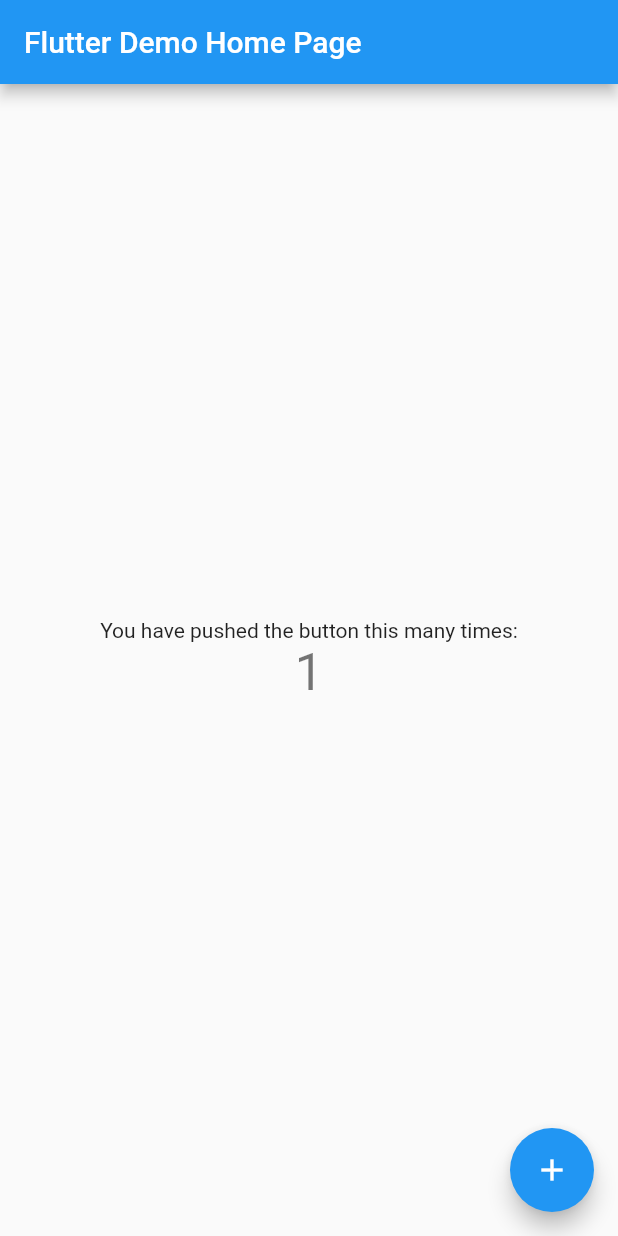
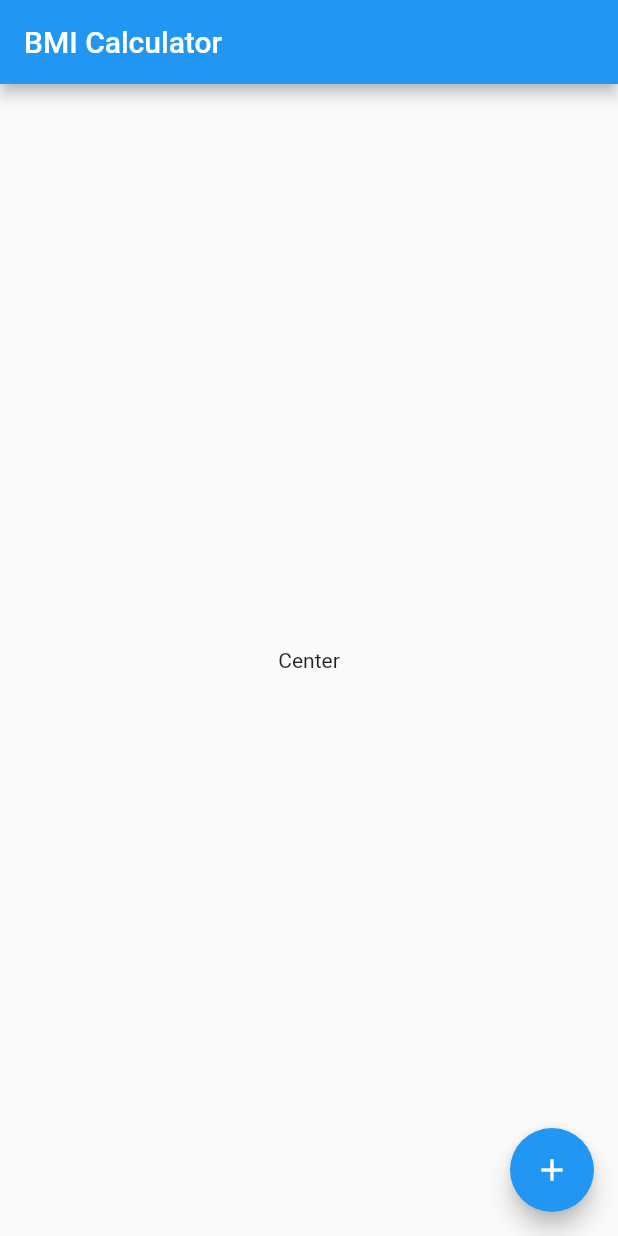
Before and after one commit to ikemous/learning-flutter, a Flutter app: the screen it shows after launch, after a tap on the "add" icon, on a phone screen of 412 x 824 dp. Run offline on Flutter 3.47's test engine with Material 2 defaults, Android fonts, the phone set to English and light mode, and no system bars; our stand-ins replace audioplayers, rflutter_alert.

Commit message:
intiail page templates

```diff
--- a/bmi_calculator/lib/main.dart
+++ b/bmi_calculator/lib/main.dart
@@ -1,115 +1,44 @@
 import 'package:flutter/material.dart';
 
 void main() {
-  runApp(const MyApp());
+  runApp(const BmiApp());
 }
 
-class MyApp extends StatelessWidget {
-  const MyApp({Key? key}) : super(key: key);
+class BmiApp extends StatelessWidget {
+  const BmiApp({Key? key}) : super(key: key);
 
-  // This widget is the root of your application.
   @override
   Widget build(BuildContext context) {
-    return MaterialApp(
-      title: 'Flutter Demo',
-      theme: ThemeData(
-        // This is the theme of your application.
-        //
-        // Try running your application with "flutter run". You'll see the
-        // application has a blue toolbar. Then, without quitting the app, try
-        // changing the primarySwatch below to Colors.green and then invoke
-        // "hot reload" (press "r" in the console where you ran "flutter run",
-        // or simply save your changes to "hot reload" in a Flutter IDE).
-        // Notice that the counter didn't reset back to zero; the application
-        // is not restarted.
-        primarySwatch: Colors.blue,
-      ),
-      home: const MyHomePage(title: 'Flutter Demo Home Page'),
+    return const MaterialApp(
+      title: "BMI Calculator",
+      home: InputPage(),
     );
   }
 }
 
-class MyHomePage extends StatefulWidget {
-  const MyHomePage({Key? key, required this.title}) : super(key: key);
-
-  // This widget is the home page of your application. It is stateful, meaning
-  // that it has a State object (defined below) that contains fields that affect
-  // how it looks.
-
-  // This class is the configuration for the state. It holds the values (in this
-  // case the title) provided by the parent (in this case the App widget) and
-  // used by the build method of the State. Fields in a Widget subclass are
-  // always marked "final".
-
-  final String title;
+class InputPage extends StatefulWidget {
+  const InputPage({Key? key}) : super(key: key);
 
   @override
-  State<MyHomePage> createState() => _MyHomePageState();
+  State<InputPage> createState() => _InputPageState();
 }
 
-class _MyHomePageState extends State<MyHomePage> {
-  int _counter = 0;
-
-  void _incrementCounter() {
-    setState(() {
-      // This call to setState tells the Flutter framework that something has
-      // changed in this State, which causes it to rerun the build method below
-      // so that the display can reflect the updated values. If we changed
-      // _counter without calling setState(), then the build method would not be
-      // called again, and so nothing would appear to happen.
-      _counter++;
-    });
-  }
-
+class _InputPageState extends State<InputPage> {
   @override
   Widget build(BuildContext context) {
-    // This method is rerun every time setState is called, for instance as done
-    // by the _incrementCounter method above.
-    //
-    // The Flutter framework has been optimized to make rerunning build methods
-    // fast, so that you can just rebuild anything that needs updating rather
-    // than having to individually change instances of widgets.
     return Scaffold(
       appBar: AppBar(
-        // Here we take the value from the MyHomePage object that was created by
-        // the App.build method, and use it to set our appbar title.
-        title: Text(widget.title),
+        title: const Text("BMI Calculator"),
       ),
-      body: Center(
-        // Center is a layout widget. It takes a single child and positions it
-        // in the middle of the parent.
-        child: Column(
-          // Column is also a layout widget. It takes a list of children and
-          // arranges them vertically. By default, it sizes itself to fit its
-          // children horizontally, and tries to be as tall as its parent.
-          //
-          // Invoke "debug painting" (press "p" in the console, choose the
-          // "Toggle Debug Paint" action from the Flutter Inspector in Android
-          // Studio, or the "Toggle Debug Paint" command in Visual Studio Code)
-          // to see the wireframe for each widget.
-          //
-          // Column has various properties to control how it sizes itself and
-          // how it positions its children. Here we use mainAxisAlignment to
-          // center the children vertically; the main axis here is the vertical
-          // axis because Columns are vertical (the cross axis would be
-          // horizontal).
-          mainAxisAlignment: MainAxisAlignment.center,
-          children: <Widget>[
-            const Text(
-              'You have pushed the button this many times:',
-            ),
-            Text(
-              '$_counter',
-              style: Theme.of(context).textTheme.headline4,
-            ),
-          ],
+      body: const Center(
+        child: Text("Center"),
+      ),
+      floatingActionButton: FloatingActionButton(
+        onPressed: () {},
+        child: const Icon(
+          Icons.add,
         ),
       ),
-      floatingActionButton: FloatingActionButton(
-        onPressed: _incrementCounter,
-        tooltip: 'Increment',
-        child: const Icon(Icons.add),
-      ), // This trailing comma makes auto-formatting nicer for build methods.
     );
   }
 }
```
Also changed, not shown: 1 other file.
